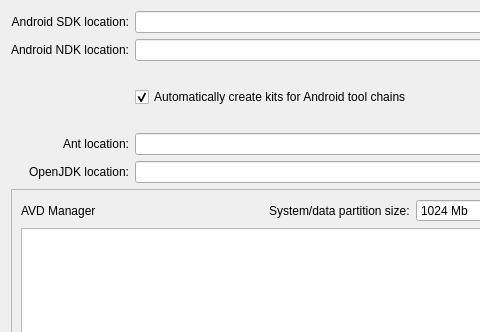
Old version of the form src/plugins/android/androidsettingswidget.ui in the repository qt-creator/qt-creator; both pictures show x 0 to 480 and y 0 to 332 of the 679 by 441 pixel window.
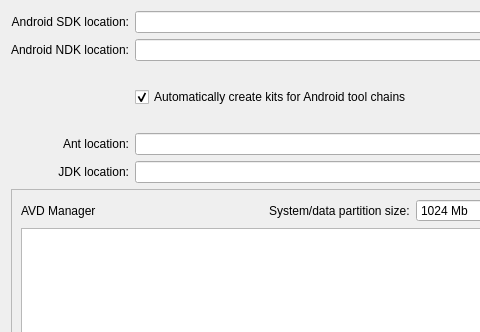
New version of the form. Icons and pictures are not drawn.

Commit message: Android: Rename OpenJDK setting to JDK.

What changed in the file:
```diff
--- a/src/plugins/android/androidsettingswidget.ui
+++ b/src/plugins/android/androidsettingswidget.ui
@@ -161,7 +161,7 @@
         </sizepolicy>
        </property>
        <property name="text">
-        <string>OpenJDK location:</string>
+        <string>JDK location:</string>
        </property>
        <property name="alignment">
         <set>Qt::AlignRight|Qt::AlignTrailing|Qt::AlignVCenter</set>
```
